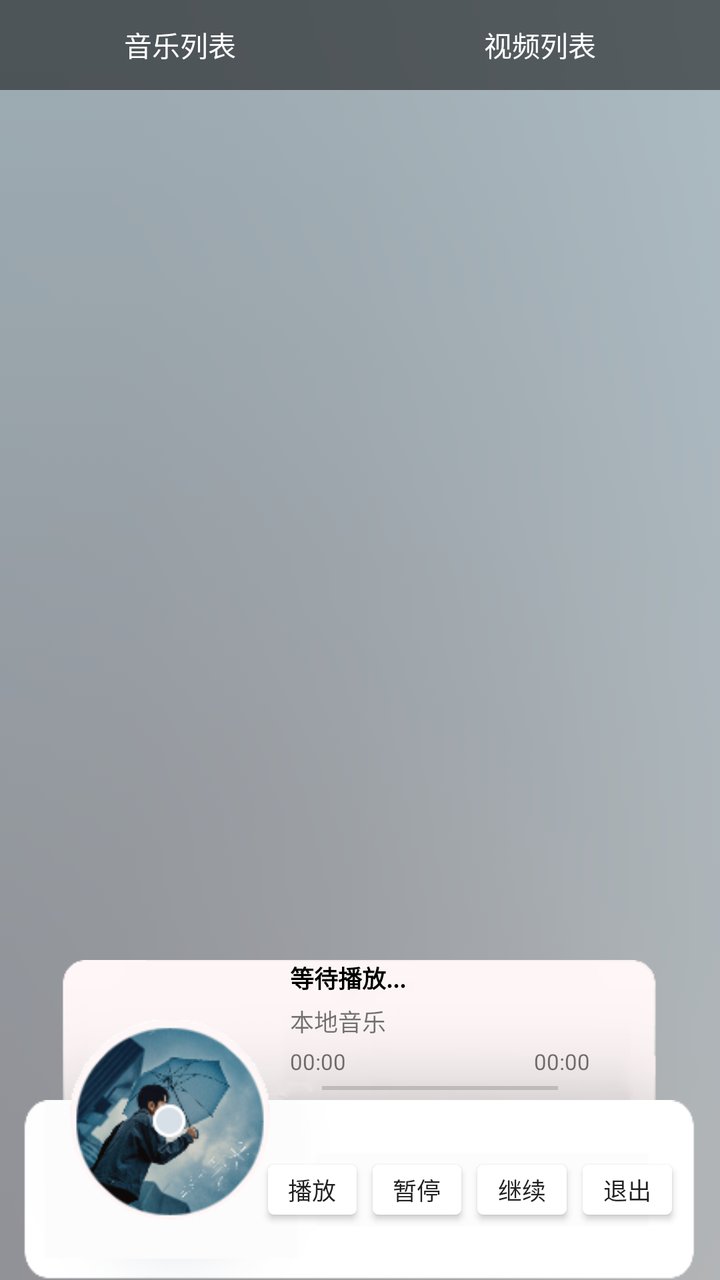
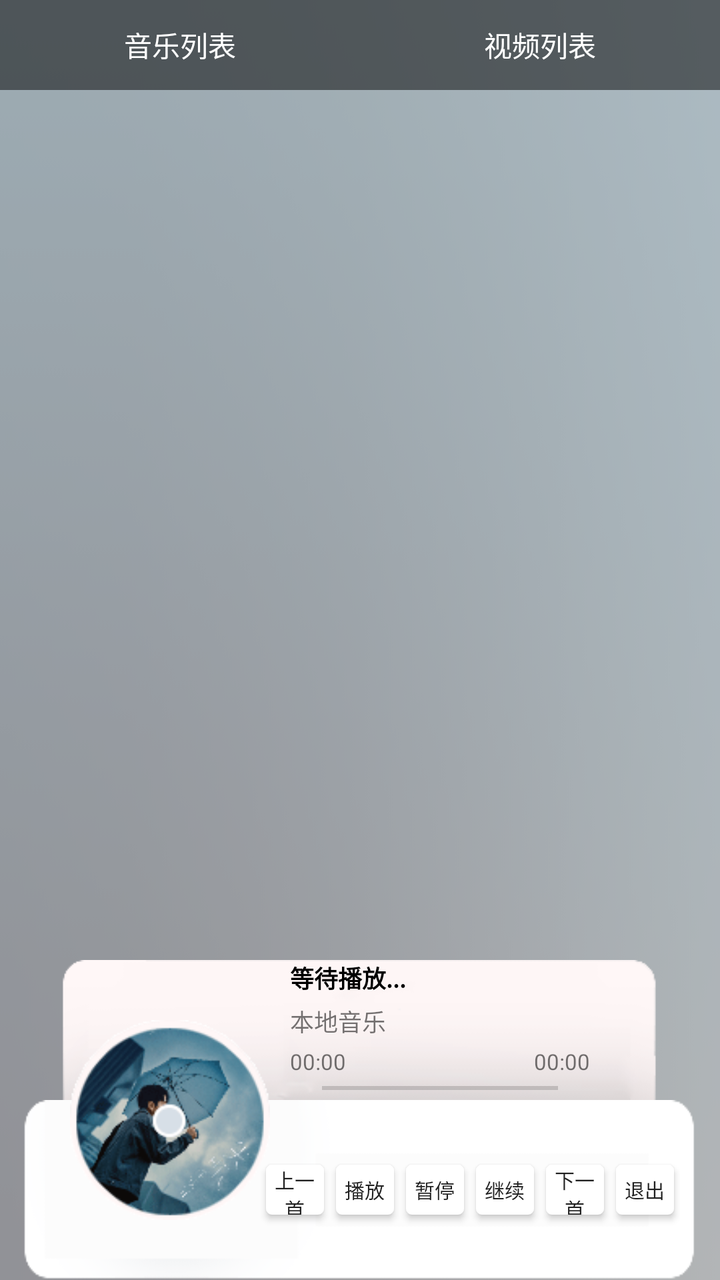

Compare the two renders of this Android layout. The source of the first and the diff that turns it into the second are given below.
<!-- AndroidManifest.xml: application theme Theme.AppCompat.Light.NoActionBar -->
<!-- res/layout/activity_main.xml -->
<?xml version="1.0" encoding="utf-8"?>
<RelativeLayout xmlns:android="http://schemas.android.com/apk/res/android"
    android:layout_width="match_parent"
    android:layout_height="match_parent"
    android:background="@drawable/music_bg">

    <LinearLayout
        android:id="@+id/ll_nav"
        android:layout_width="match_parent"
        android:layout_height="45dp"
        android:layout_alignParentTop="true"
        android:background="#80000000"
        android:orientation="horizontal">
        <Button
            android:id="@+id/btn_nav_music"
            android:layout_width="0dp"
            android:layout_height="match_parent"
            android:layout_weight="1"
            android:background="@android:color/transparent"
            android:text="音乐列表"
            android:textColor="#FFFFFF"
            android:textSize="14sp" />
        <Button
            android:id="@+id/btn_nav_video"
            android:layout_width="0dp"
            android:layout_height="match_parent"
            android:layout_weight="1"
            android:background="@android:color/transparent"
            android:text="视频列表"
            android:textColor="#FFFFFF"
            android:textSize="14sp" />
    </LinearLayout>

    <RelativeLayout
        android:id="@+id/rl_control_panel"
        android:layout_width="match_parent"
        android:layout_height="160dp"
        android:layout_alignParentBottom="true">

        <RelativeLayout
            android:id="@+id/rl_title"
            android:layout_width="300dp"
            android:layout_height="70dp"
            android:layout_centerHorizontal="true"
            android:background="@drawable/title_bg"
            android:gravity="center_horizontal"
            android:paddingLeft="80dp">
            <TextView
                android:id="@+id/tv_music_title"
                android:layout_width="wrap_content"
                android:layout_height="wrap_content"
                android:text="等待播放..."
                android:textColor="@android:color/black"
                android:textSize="12sp"
                android:textStyle="bold" />
            <TextView
                android:layout_marginTop="4dp"
                android:id="@+id/tv_type"
                android:layout_width="wrap_content"
                android:layout_height="wrap_content"
                android:layout_below="@id/tv_music_title"
                android:layout_alignLeft="@id/tv_music_title"
                android:text="本地音乐"
                android:textSize="12sp" />
            <SeekBar
                android:id="@+id/sb"
                android:layout_width="150dp"
                android:layout_height="wrap_content"
                android:layout_below="@id/rl_time"
                android:layout_alignParentBottom="true"
                android:thumb="@null" />
            <RelativeLayout
                android:layout_marginTop="4dp"
                android:id="@+id/rl_time"
                android:layout_width="150dp"
                android:layout_height="wrap_content"
                android:layout_below="@id/tv_type">
                <TextView
                    android:id="@+id/tv_progress"
                    android:layout_width="wrap_content"
                    android:layout_height="wrap_content"
                    android:text="00:00"
                    android:textSize="11sp" />
                <TextView
                    android:id="@+id/tv_total"
                    android:layout_width="wrap_content"
                    android:layout_height="wrap_content"
                    android:layout_alignParentRight="true"
                    android:text="00:00"
                    android:textSize="11sp" />
            </RelativeLayout>
        </RelativeLayout>

        <LinearLayout
            android:layout_width="340dp"
            android:layout_height="90dp"
            android:layout_below="@id/rl_title"
            android:layout_centerHorizontal="true"
            android:background="@drawable/btn_bg"
            android:gravity="center_vertical"
            android:paddingLeft="120dp"
            android:paddingRight="10dp">
            <Button
                android:id="@+id/btn_play"
                android:layout_width="0dp"
                android:layout_height="25dp"
                android:layout_margin="4dp"
                android:layout_weight="1"
                android:background="@drawable/btn_bg_selector"
                android:text="播放"
                android:textSize="12sp" />
            <Button
                android:id="@+id/btn_pause"
                android:layout_width="0dp"
                android:layout_height="25dp"
                android:layout_margin="4dp"
                android:layout_weight="1"
                android:background="@drawable/btn_bg_selector"
                android:text="暂停"
                android:textSize="12sp" />
            <Button
                android:id="@+id/btn_continue_play"
                android:layout_width="0dp"
                android:layout_height="25dp"
                android:layout_margin="4dp"
                android:layout_weight="1"
                android:background="@drawable/btn_bg_selector"
                android:text="继续"
                android:textSize="12sp" />
            <Button
                android:id="@+id/btn_exit"
                android:layout_width="0dp"
                android:layout_height="25dp"
                android:layout_margin="4dp"
                android:layout_weight="1"
                android:background="@drawable/btn_bg_selector"
                android:text="退出"
                android:textSize="12sp" />
        </LinearLayout>
        <ImageView
            android:id="@+id/iv_music"
            android:layout_width="100dp"
            android:layout_height="100dp"
            android:layout_centerVertical="true"
            android:layout_marginLeft="35dp"
            android:layout_marginBottom="50dp"
            android:src="@drawable/img_music" />
    </RelativeLayout>

    <FrameLayout
        android:id="@+id/fragment_container"
        android:layout_width="match_parent"
        android:layout_height="match_parent"
        android:layout_below="@id/ll_nav"
        android:layout_above="@id/rl_control_panel" />

</RelativeLayout>
<!-- resources referenced by this layout -->
<resources>
  <!-- drawable btn_bg: png bitmap (drawable, 4189 bytes) -->
  <!-- drawable btn_bg_selector (drawable) -->
  <?xml version="1.0" encoding="utf-8"?>
  <selector xmlns:android="http://schemas.android.com/apk/res/android">
      <item android:state_pressed="true" >
          <shape android:shape="rectangle">
              <corners android:radius="3dp"/>
              <solid android:color="#d4d4d4"/>
          </shape>
      </item>
      <item android:state_pressed="false" >
          <shape android:shape="rectangle">
              <corners android:radius="3dp"/>
              <solid android:color="#ffffff" />
          </shape>
      </item>
  </selector>
  <!-- drawable img_music: png bitmap (drawable, 11361 bytes) -->
  <!-- drawable music_bg: png bitmap (drawable, 3461 bytes) -->
  <!-- drawable title_bg: png bitmap (drawable, 6530 bytes) -->
</resources>

<!-- the commit's change to res/layout/activity_main.xml (unified diff, before → after) -->
@@ -2,7 +2,8 @@
 <RelativeLayout xmlns:android="http://schemas.android.com/apk/res/android"
     android:layout_width="match_parent"
     android:layout_height="match_parent"
-    android:background="@drawable/music_bg">
+    android:background="@drawable/music_bg"
+    android:fitsSystemWindows="true">
 
     <LinearLayout
         android:id="@+id/ll_nav"
@@ -31,6 +32,39 @@
             android:textSize="14sp" />
     </LinearLayout>
 
+    <FrameLayout
+        android:id="@+id/fl_content_area"
+        android:layout_width="match_parent"
+        android:layout_height="match_parent"
+        android:layout_below="@id/ll_nav"
+        android:layout_above="@id/rl_control_panel">
+
+        <FrameLayout
+            android:id="@+id/fragment_container"
+            android:layout_width="match_parent"
+            android:layout_height="match_parent" />
+
+        
+        <ScrollView
+            android:id="@+id/sv_lyrics"
+            android:layout_width="match_parent"
+            android:layout_height="match_parent"
+            android:background="#CC000000"
+            android:visibility="gone"
+            android:padding="24dp"
+            android:clickable="true">
+            <TextView
+                android:id="@+id/tv_lyrics"
+                android:layout_width="match_parent"
+                android:layout_height="wrap_content"
+                android:textColor="#CCFFFFFF"
+                android:textSize="18sp"
+                android:lineSpacingExtra="10dp"
+                android:gravity="center"
+                android:text="暂无歌词" />
+        </ScrollView>
+    </FrameLayout>
+
     <RelativeLayout
         android:id="@+id/rl_control_panel"
         android:layout_width="match_parent"
@@ -101,42 +135,61 @@
             android:paddingLeft="120dp"
             android:paddingRight="10dp">
             <Button
+                android:id="@+id/btn_prev"
+                android:layout_width="0dp"
+                android:layout_height="25dp"
+                android:layout_margin="3dp"
+                android:layout_weight="1"
+                android:background="@drawable/btn_bg_selector"
+                android:text="上一首"
+                android:textSize="10sp" />
+            <Button
                 android:id="@+id/btn_play"
                 android:layout_width="0dp"
                 android:layout_height="25dp"
-                android:layout_margin="4dp"
+                android:layout_margin="3dp"
                 android:layout_weight="1"
                 android:background="@drawable/btn_bg_selector"
                 android:text="播放"
-                android:textSize="12sp" />
+                android:textSize="10sp" />
             <Button
                 android:id="@+id/btn_pause"
                 android:layout_width="0dp"
                 android:layout_height="25dp"
-                android:layout_margin="4dp"
+                android:layout_margin="3dp"
                 android:layout_weight="1"
                 android:background="@drawable/btn_bg_selector"
                 android:text="暂停"
-                android:textSize="12sp" />
+                android:textSize="10sp" />
             <Button
                 android:id="@+id/btn_continue_play"
                 android:layout_width="0dp"
                 android:layout_height="25dp"
-                android:layout_margin="4dp"
+                android:layout_margin="3dp"
                 android:layout_weight="1"
                 android:background="@drawable/btn_bg_selector"
                 android:text="继续"
-                android:textSize="12sp" />
+                android:textSize="10sp" />
+            <Button
+                android:id="@+id/btn_next"
+                android:layout_width="0dp"
+                android:layout_height="25dp"
+                android:layout_margin="3dp"
+                android:layout_weight="1"
+                android:background="@drawable/btn_bg_selector"
+                android:text="下一首"
+                android:textSize="10sp" />
             <Button
                 android:id="@+id/btn_exit"
                 android:layout_width="0dp"
                 android:layout_height="25dp"
-                android:layout_margin="4dp"
+                android:layout_margin="3dp"
                 android:layout_weight="1"
                 android:background="@drawable/btn_bg_selector"
                 android:text="退出"
-                android:textSize="12sp" />
+                android:textSize="10sp" />
         </LinearLayout>
+
         <ImageView
             android:id="@+id/iv_music"
             android:layout_width="100dp"
@@ -144,14 +197,9 @@
             android:layout_centerVertical="true"
             android:layout_marginLeft="35dp"
             android:layout_marginBottom="50dp"
-            android:src="@drawable/img_music" />
+            android:src="@drawable/img_music"
+            android:clickable="true"
+            android:focusable="true" />
     </RelativeLayout>
 
-    <FrameLayout
-        android:id="@+id/fragment_container"
-        android:layout_width="match_parent"
-        android:layout_height="match_parent"
-        android:layout_below="@id/ll_nav"
-        android:layout_above="@id/rl_control_panel" />
-
 </RelativeLayout>
